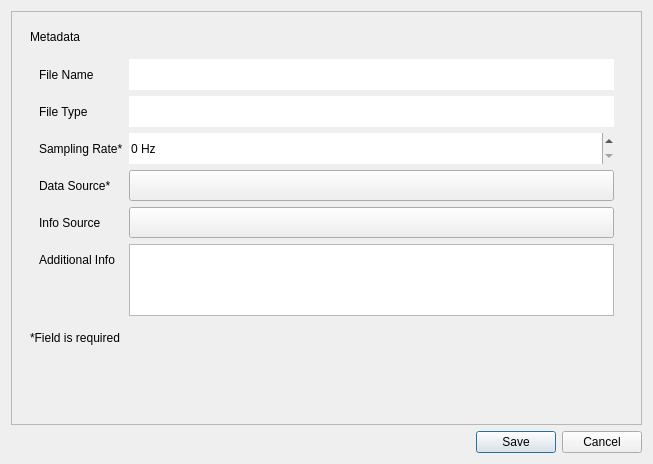
fred-kr/signal-editor-v2, file signal_editor/ui/dialog_metadata.ui: the form before one commit.
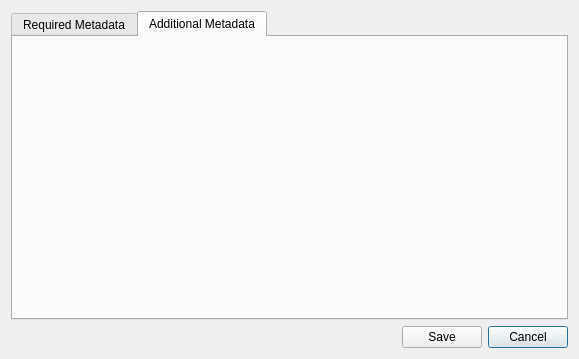
The form after the commit. The open tabs and pages were chosen to show the change. Icons and pictures are not drawn. Custom widgets are drawn as their Qt base class.

```diff
--- a/signal_editor/ui/dialog_metadata.ui
+++ b/signal_editor/ui/dialog_metadata.ui
@@ -6,8 +6,8 @@
    <rect>
     <x>0</x>
     <y>0</y>
-    <width>653</width>
-    <height>464</height>
+    <width>579</width>
+    <height>359</height>
    </rect>
   </property>
   <property name="windowTitle">
@@ -18,20 +18,6 @@
     <normaloff>:/icons/app_icon.svg</normaloff>:/icons/app_icon.svg</iconset>
   </property>
   <layout class="QGridLayout" name="gridLayout">
-   <item row="1" column="1">
-    <widget class="PushButton" name="btn_accept">
-     <property name="text">
-      <string>Save</string>
-     </property>
-    </widget>
-   </item>
-   <item row="1" column="2">
-    <widget class="PushButton" name="btn_reject">
-     <property name="text">
-      <string>Cancel</string>
-     </property>
-    </widget>
-   </item>
    <item row="1" column="0">
     <spacer name="horizontalSpacer">
      <property name="orientation">
@@ -45,23 +31,29 @@
      </property>
     </spacer>
    </item>
+   <item row="1" column="2">
+    <widget class="PushButton" name="btn_reject">
+     <property name="text">
+      <string>Cancel</string>
+     </property>
+    </widget>
+   </item>
+   <item row="1" column="1">
+    <widget class="PushButton" name="btn_accept">
+     <property name="text">
+      <string>Save</string>
+     </property>
+    </widget>
+   </item>
    <item row="0" column="0" colspan="3">
-    <widget class="QScrollArea" name="scrollArea">
-     <property name="widgetResizable">
-      <bool>true</bool>
+    <widget class="QTabWidget" name="container_tabWidget">
+     <property name="currentIndex">
+      <number>0</number>
      </property>
-     <widget class="QWidget" name="scrollAreaWidgetContents">
-      <property name="geometry">
-       <rect>
-        <x>0</x>
-        <y>0</y>
-        <width>633</width>
-        <height>414</height>
-       </rect>
-      </property>
-      <layout class="QVBoxLayout" name="verticalLayout_2">
-       <item>
-        <widget class="QWidget" name="container_widget" native="true">
+     <widget class="QWidget" name="tab_required_metadata">
+      <attribute name="title">
+       <string>Required Metadata</string>
+      </attribute>
          <layout class="QVBoxLayout" name="verticalLayout">
           <item>
            <widget class="SubtitleLabel" name="label">
@@ -230,93 +222,25 @@
                </property>
               </widget>
              </item>
-             <item row="5" column="0">
-              <widget class="BodyLabel" name="label_7">
-               <property name="sizePolicy">
-                <sizepolicy hsizetype="Preferred" vsizetype="Fixed">
-                 <horstretch>0</horstretch>
-                 <verstretch>0</verstretch>
-                </sizepolicy>
-               </property>
-               <property name="minimumSize">
-                <size>
-                 <width>0</width>
-                 <height>31</height>
-                </size>
-               </property>
-               <property name="text">
-                <string>Additional Info</string>
-               </property>
-              </widget>
-             </item>
-             <item row="5" column="1">
-              <widget class="DataTreeWidget" name="data_tree_widget_additional_info">
-               <property name="whatsThis">
-                <string>&lt;html&gt;&lt;head/&gt;&lt;body&gt;&lt;p&gt;Shows additional metadata information (if available) as a tree structure.&lt;/p&gt;&lt;/body&gt;&lt;/html&gt;</string>
-               </property>
-               <property name="sizeAdjustPolicy">
-                <enum>QAbstractScrollArea::SizeAdjustPolicy::AdjustToContentsOnFirstShow</enum>
-               </property>
-               <property name="editTriggers">
-                <set>QAbstractItemView::EditTrigger::NoEditTriggers</set>
-               </property>
-               <property name="showDropIndicator" stdset="0">
-                <bool>false</bool>
-               </property>
-               <property name="wordWrap">
-                <bool>true</bool>
-               </property>
-               <property name="headerHidden">
-                <bool>true</bool>
-               </property>
-               <property name="expandsOnDoubleClick">
-                <bool>true</bool>
-               </property>
-               <property name="columnCount">
-                <number>3</number>
-               </property>
-               <column>
-                <property name="text">
-                 <string notr="true">1</string>
-                </property>
-               </column>
-               <column>
-                <property name="text">
-                 <string notr="true">2</string>
-                </property>
-               </column>
-               <column>
-                <property name="text">
-                 <string notr="true">3</string>
-                </property>
-               </column>
-              </widget>
-             </item>
             </layout>
            </widget>
           </item>
           <item>
-           <widget class="QLabel" name="label_8">
+        <widget class="CaptionLabel" name="label_8">
             <property name="text">
              <string>*Field is required</string>
             </property>
            </widget>
           </item>
-          <item>
-           <spacer name="verticalSpacer">
-            <property name="orientation">
-             <enum>Qt::Orientation::Vertical</enum>
-            </property>
-            <property name="sizeHint" stdset="0">
-             <size>
-              <width>20</width>
-              <height>40</height>
-             </size>
-            </property>
-           </spacer>
-          </item>
-         </layout>
-        </widget>
+      </layout>
+     </widget>
+     <widget class="QWidget" name="tab_additional_metadata">
+      <attribute name="title">
+       <string>Additional Metadata</string>
+      </attribute>
+      <layout class="QVBoxLayout" name="verticalLayout_2">
+       <item>
+        <widget class="QWidget" name="container_additional_metadata" native="true"/>
        </item>
       </layout>
      </widget>
@@ -330,24 +254,14 @@
    <extends>QLineEdit</extends>
    <header>qfluentwidgets</header>
   </customwidget>
-  <customwidget>
-   <class>ComboBox</class>
-   <extends>QPushButton</extends>
-   <header>qfluentwidgets</header>
-  </customwidget>
-  <customwidget>
-   <class>DataTreeWidget</class>
-   <extends>QTreeWidget</extends>
-   <header>pyqtgraph</header>
-  </customwidget>
   <customwidget>
    <class>SpinBox</class>
    <extends>QSpinBox</extends>
    <header>qfluentwidgets</header>
   </customwidget>
   <customwidget>
-   <class>BodyLabel</class>
-   <extends>QLabel</extends>
+   <class>ComboBox</class>
+   <extends>QPushButton</extends>
    <header>qfluentwidgets</header>
   </customwidget>
   <customwidget>
@@ -360,6 +274,16 @@
    <extends>QLabel</extends>
    <header>qfluentwidgets</header>
   </customwidget>
+  <customwidget>
+   <class>BodyLabel</class>
+   <extends>QLabel</extends>
+   <header>qfluentwidgets</header>
+  </customwidget>
+  <customwidget>
+   <class>CaptionLabel</class>
+   <extends>QLabel</extends>
+   <header>qfluentwidgets</header>
+  </customwidget>
  </customwidgets>
  <tabstops>
   <tabstop>scrollArea</tabstop>
```
Left out of the diff: 2 changed lines with no effect on the pictures. Lines whose indentation alone changed are shown as unchanged.
